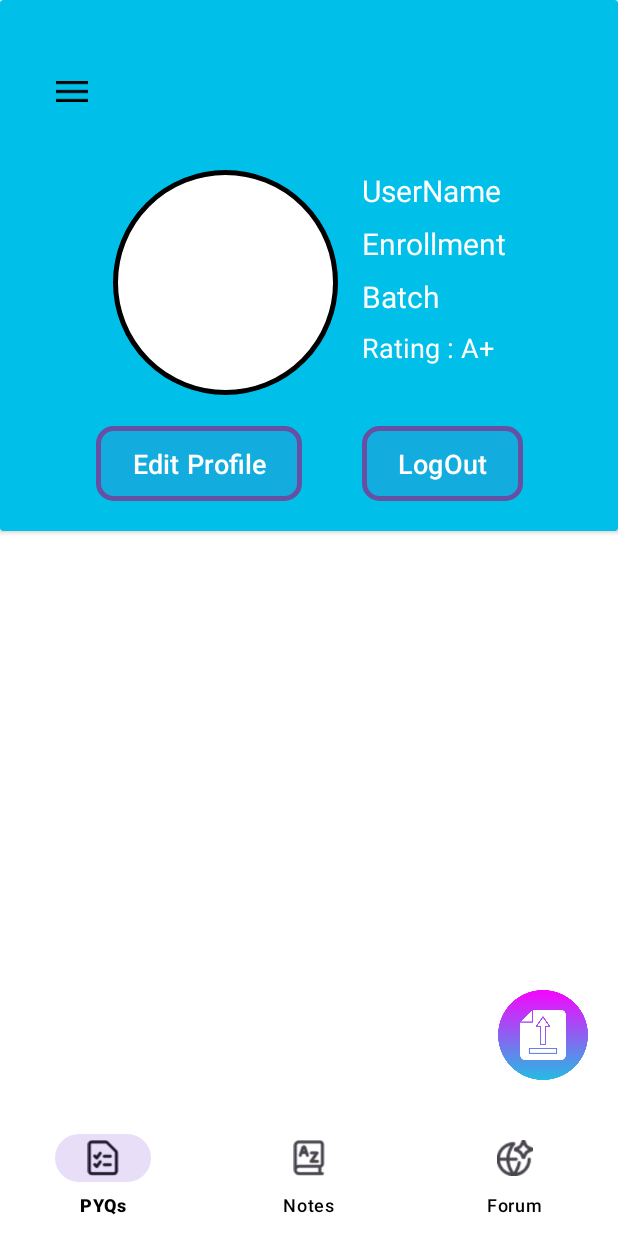
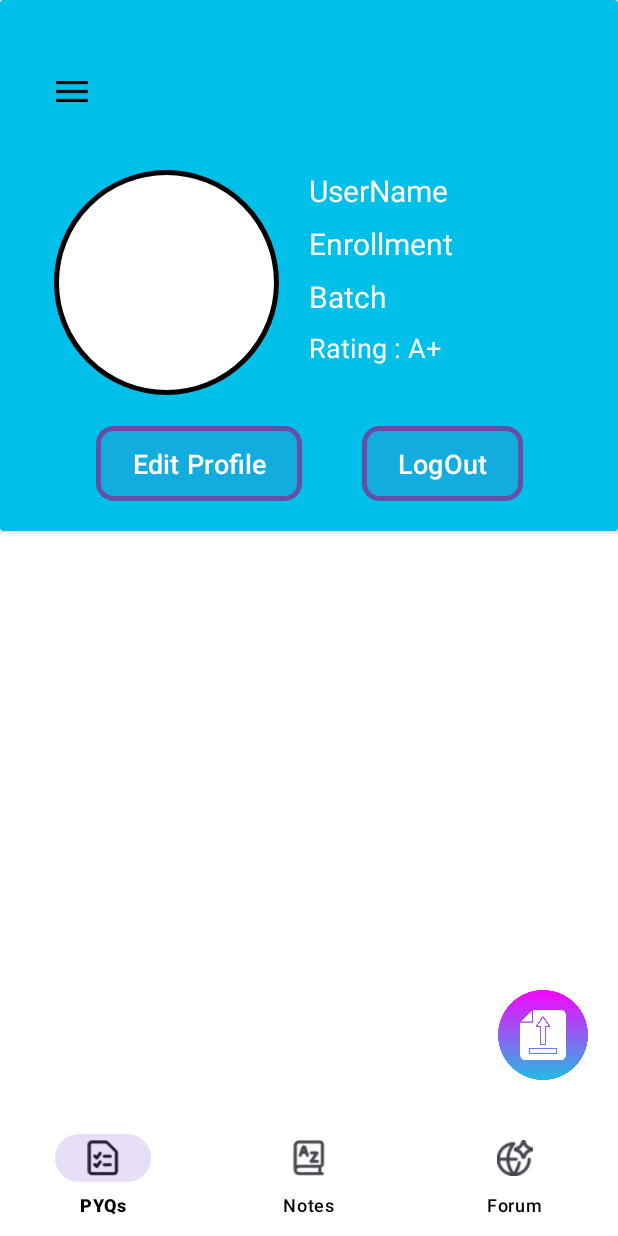
Before and after one commit to Vaibhavbansal15/JIIT-StudySync, an Android app: the screen it shows after launch once a user with an empty profile is signed in (UserDashboard), on a phone screen of 412 x 824 dp. Run offline under Robolectric (Android 15) with nearby library versions, the light colour scheme and no system bars; our stand-ins replace Firebase (no records; nobody signed in at launch, a user with empty details on screens opened directly).

Commit message:
updated Dashboard

```diff
--- a/JIITStudySync/app/src/main/res/layout/activity_user_dashboard.xml
+++ b/JIITStudySync/app/src/main/res/layout/activity_user_dashboard.xml
@@ -52,16 +52,17 @@
                         android:layout_width="150dp"
                         android:layout_height="150dp"
                         android:layout_marginTop="24dp"
+                        android:layout_marginStart="36dp"
                         android:background="@drawable/circular_image"
                         android:scaleType="centerInside"
-                        app:layout_constraintStart_toEndOf="@+id/dashboardMenu"
+                        app:layout_constraintStart_toStartOf="parent"
                         app:layout_constraintTop_toBottomOf="@+id/dashboardMenu" />
 
                     <TextView
                         android:id="@+id/dashboardUsername"
                         android:layout_width="wrap_content"
                         android:layout_height="wrap_content"
-                        android:layout_marginStart="16dp"
+                        android:layout_marginStart="20dp"
                         android:text="UserName"
                         android:textColor="@color/white"
                         android:textSize="20sp"
@@ -72,7 +73,7 @@
                         android:id="@+id/dashboardUserenroll"
                         android:layout_width="wrap_content"
                         android:layout_height="wrap_content"
-                        android:layout_marginStart="16dp"
+                        android:layout_marginStart="20dp"
                         android:layout_marginTop="8dp"
                         android:text="Enrollment"
                         android:textColor="@color/white"
@@ -84,7 +85,7 @@
                         android:id="@+id/dashboardUserBatch"
                         android:layout_width="wrap_content"
                         android:layout_height="wrap_content"
-                        android:layout_marginStart="16dp"
+                        android:layout_marginStart="20dp"
                         android:layout_marginTop="8dp"
                         android:text="Batch"
                         android:textColor="@color/white"
@@ -96,7 +97,7 @@
                         android:id="@+id/dashboardRating"
                         android:layout_width="wrap_content"
                         android:layout_height="wrap_content"
-                        android:layout_marginStart="16dp"
+                        android:layout_marginStart="20dp"
                         android:layout_marginTop="8dp"
                         app:layout_constraintStart_toEndOf="@+id/dashboardProfileImage"
                         app:layout_constraintTop_toBottomOf="@+id/dashboardUserBatch">
```
